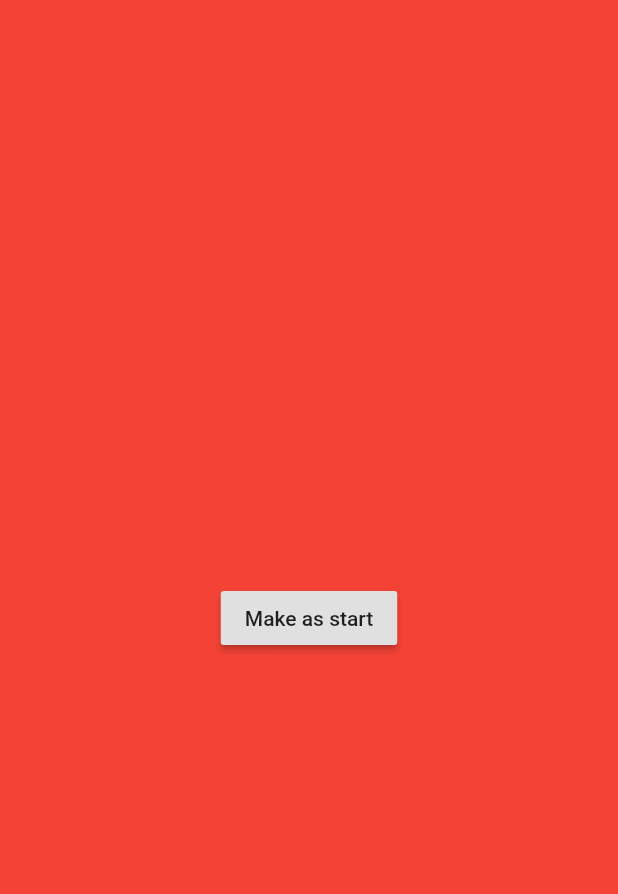
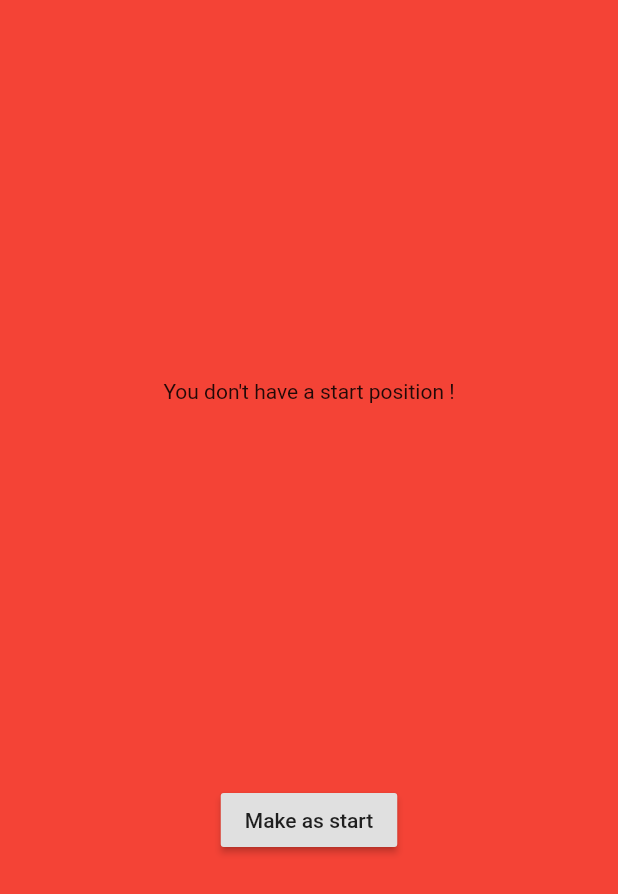
Before and after one commit to PiotrFLEURY/OutOfBound, a Flutter app: the ActualPosition screen opened directly, on a phone screen of 412 x 824 dp. Shown: the top 894 px of the screen. Run offline on Flutter 3.47's test engine with Material 2 defaults, Android fonts, the phone set to English and light mode, and no system bars; our stand-ins replace geolocator, location; accounts and stored records are empty; statements that could not run were skipped.

Commit message:
version with provider

```diff
--- a/lib/zht/pages/ActualPosition.dart
+++ b/lib/zht/pages/ActualPosition.dart
@@ -41,12 +41,13 @@ class ActualPositionState extends State<ActualPosition>{
 
     _locationData = await location.getLocation();
 
-
   }
 
   getLatandLng(){
     if (_locationData != null)
       return  Text("LATITUDE: ${_locationData.latitude}, LONGITUDE: ${_locationData.longitude}");
+    else
+      return Text("You don't have a start position !");
   }
 
  @override
@@ -55,17 +56,26 @@ class ActualPositionState extends State<ActualPosition>{
         builder: (context, _actual, _) {
             return Scaffold(
             backgroundColor: Colors.red,
+
             body:Center(
-              child: new RaisedButton(
-                child: Text("Make as start"),
+
+              child: Column(
+                mainAxisAlignment: MainAxisAlignment.spaceEvenly,
+              children :[
+                getLatandLng(),
+                RaisedButton(
+                  child: Text("Make as start"),
                     onPressed: () {
                       _actual.current=_locationData;
                       _actual.starting = _actual.current;
                    }
                   ),
-            ),
+
+                 ]
+                )
+              ),
             );
-        }
-            );
+         }
+    );
+  }
 }
-}
```
